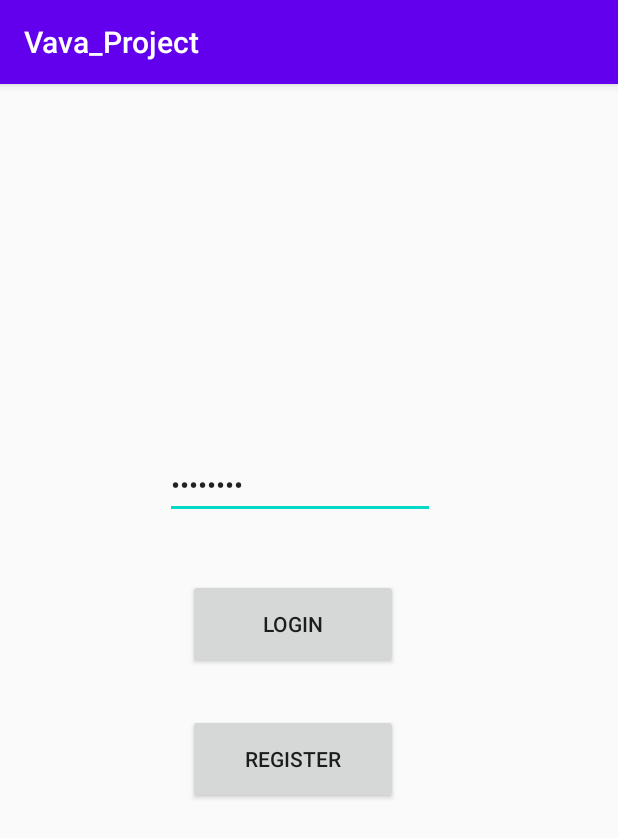
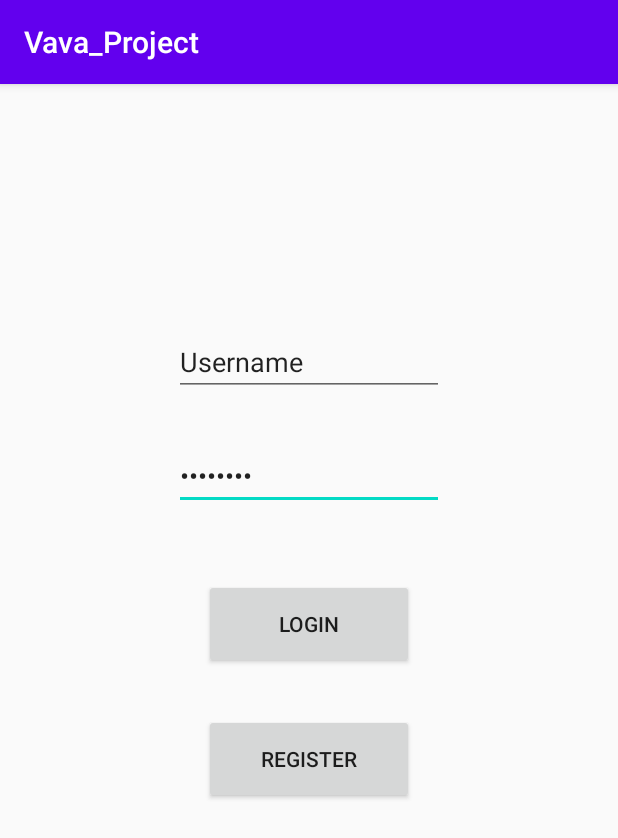
Before and after one commit to ikarus1211/VAVA_Project, an Android app: the screen it shows after launch (MainActivity), on a phone screen of 412 x 824 dp. Shown: the top 838 px of the screen. Run offline under Robolectric (Android 15) with nearby library versions, the phone set to English and light mode, and no system bars.

Commit message:
Registration UI

```diff
--- a/app/src/main/AndroidManifest.xml
+++ b/app/src/main/AndroidManifest.xml
@@ -9,6 +9,7 @@
         android:roundIcon="@mipmap/ic_launcher_round"
         android:supportsRtl="true"
         android:theme="@style/AppTheme">
+        <activity android:name=".ReggActivity"></activity>
         <activity android:name=".MainActivity">
             <intent-filter>
                 <action android:name="android.intent.action.MAIN" />
--- a/app/src/main/java/com/mikpuk/vava_project/MainActivity.java
+++ b/app/src/main/java/com/mikpuk/vava_project/MainActivity.java
@@ -2,7 +2,9 @@ package com.mikpuk.vava_project;
 
 import androidx.appcompat.app.AppCompatActivity;
 
+import android.content.Intent;
 import android.os.Bundle;
+import android.view.View;
 
 public class MainActivity extends AppCompatActivity {
 
@@ -11,4 +13,14 @@ public class MainActivity extends AppCompatActivity {
         super.onCreate(savedInstanceState);
         setContentView(R.layout.activity_main);
     }
+    public void regInit(View view)
+    {
+        Intent intent = new Intent(this, ReggActivity.class);
+        startActivity(intent);
+    }
+
+    public void logInit()
+    {
+
+    }
 }
--- a/app/src/main/res/layout/activity_main.xml
+++ b/app/src/main/res/layout/activity_main.xml
@@ -6,25 +6,13 @@
     android:layout_height="match_parent"
     tools:context=".MainActivity">
 
-    <TextView
-        android:id="@+id/NameText"
-        android:layout_width="180dp"
-        android:layout_height="40dp"
-        android:layout_marginStart="110dp"
-        android:layout_marginTop="320dp"
-        android:layout_marginBottom="660dp"
-        android:text="@string/user_name"
-        app:layout_constraintBottom_toBottomOf="parent"
-        app:layout_constraintStart_toStartOf="parent"
-        app:layout_constraintTop_toTopOf="parent" />
-
     <Button
         android:id="@+id/LoginButton"
         android:layout_width="140dp"
         android:layout_height="60dp"
-        android:layout_marginStart="125dp"
         android:layout_marginTop="330dp"
         android:text="@string/log_button"
+        app:layout_constraintEnd_toEndOf="parent"
         app:layout_constraintStart_toStartOf="parent"
         app:layout_constraintTop_toTopOf="parent" />
 
@@ -32,11 +20,11 @@
         android:id="@+id/PasswText"
         android:layout_width="180dp"
         android:layout_height="40dp"
-        android:layout_marginStart="110dp"
-        android:layout_marginTop="250dp"
+        android:layout_marginTop="244dp"
         android:ems="10"
         android:inputType="textPassword"
         android:text="@string/pass_text"
+        app:layout_constraintEnd_toEndOf="parent"
         app:layout_constraintStart_toStartOf="parent"
         app:layout_constraintTop_toTopOf="parent" />
 
@@ -44,9 +32,22 @@
         android:id="@+id/RegisterButton"
         android:layout_width="140dp"
         android:layout_height="60dp"
-        android:layout_marginStart="125dp"
         android:layout_marginTop="420dp"
+        android:onClick="regInit"
         android:text="@string/reg_button"
+        app:layout_constraintEnd_toEndOf="parent"
+        app:layout_constraintStart_toStartOf="parent"
+        app:layout_constraintTop_toTopOf="parent" />
+
+    <EditText
+        android:id="@+id/editText"
+        android:layout_width="180dp"
+        android:layout_height="40dp"
+        android:layout_marginTop="168dp"
+        android:ems="10"
+        android:inputType="textPersonName"
+        android:text="@string/user_name"
+        app:layout_constraintEnd_toEndOf="parent"
         app:layout_constraintStart_toStartOf="parent"
         app:layout_constraintTop_toTopOf="parent" />
 </androidx.constraintlayout.widget.ConstraintLayout>
--- a/app/src/main/res/values/strings.xml
+++ b/app/src/main/res/values/strings.xml
@@ -4,4 +4,9 @@
     <string name="log_button">Login</string>
     <string name="reg_button">Register</string>
     <string name="pass_text">Password</string>
+    <string name="write_name">Write your username:</string>
+    <string name="write_pass">Write your password:</string>
+    <string name="write_reppassw">Repeat your password:</string>
+    <string name="write_email">Write your email:</string>
+    <string name="register_button">Register</string>
 </resources>
```
Also changed, not shown: app/src/main/java/com/mikpuk/vava_project/ReggActivity.java (added, +14 -0 lines), app/src/main/res/layout/activity_regg2.xml (added, +99 -0 lines).
